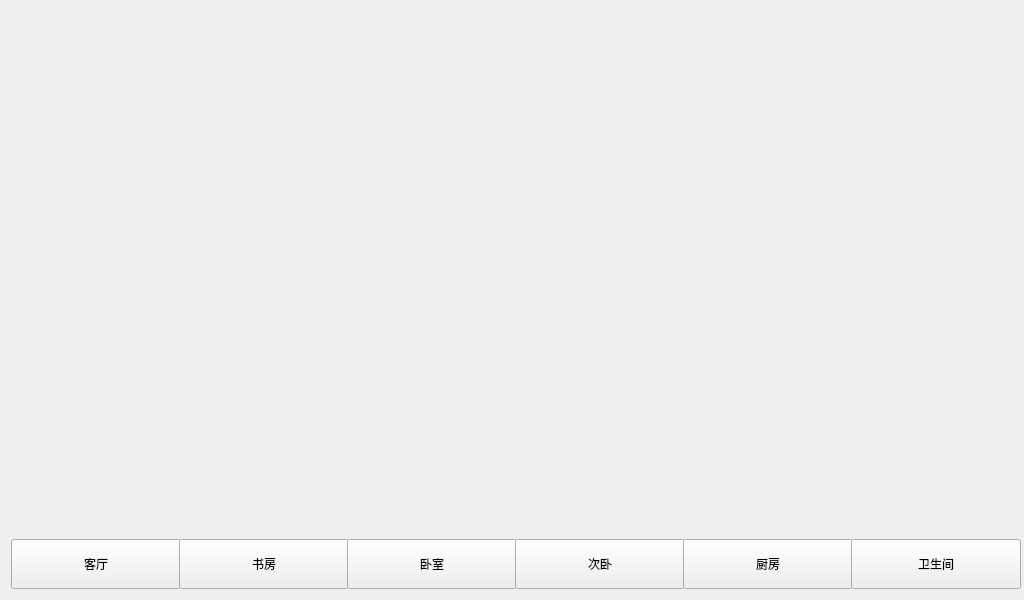
Old version of the form QtWorkSpace/Gateway/home.ui in the repository sunnyfjk/UEA_10_08.
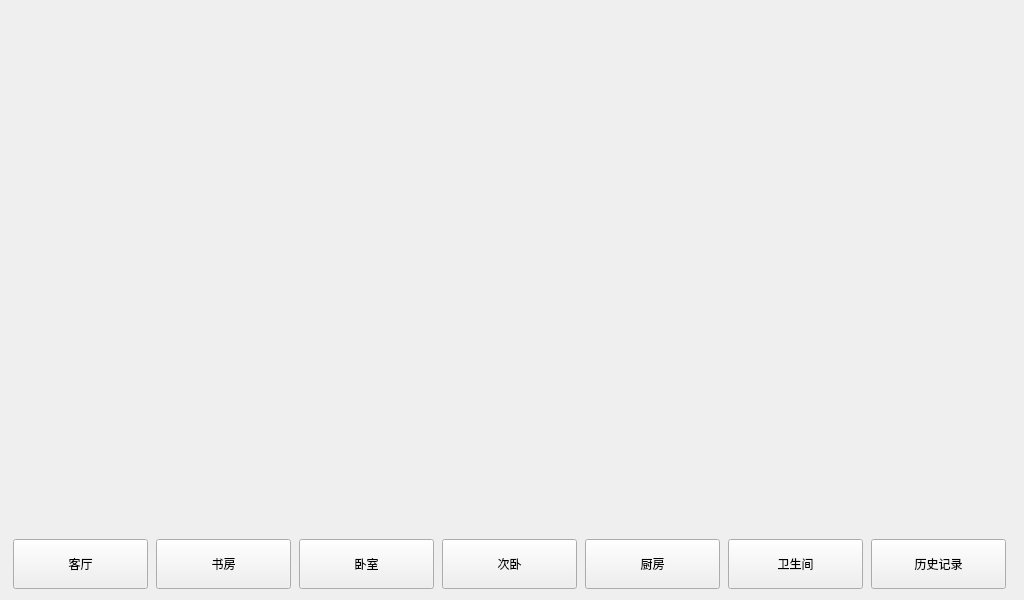
New version of the form.

What changed in the file:
```diff
--- a/QtWorkSpace/Gateway/home.ui
+++ b/QtWorkSpace/Gateway/home.ui
@@ -41,13 +41,13 @@
       <widget class="QPushButton" name="Parlour">
        <property name="minimumSize">
         <size>
-         <width>170</width>
+         <width>135</width>
          <height>50</height>
         </size>
        </property>
        <property name="maximumSize">
         <size>
-         <width>170</width>
+         <width>135</width>
          <height>16777215</height>
         </size>
        </property>
@@ -60,13 +60,13 @@
       <widget class="QPushButton" name="StudyRoom">
        <property name="minimumSize">
         <size>
-         <width>170</width>
+         <width>135</width>
          <height>50</height>
         </size>
        </property>
        <property name="maximumSize">
         <size>
-         <width>170</width>
+         <width>135</width>
          <height>16777215</height>
         </size>
        </property>
@@ -79,13 +79,13 @@
       <widget class="QPushButton" name="BedRoom">
        <property name="minimumSize">
         <size>
-         <width>170</width>
+         <width>135</width>
          <height>50</height>
         </size>
        </property>
        <property name="maximumSize">
         <size>
-         <width>170</width>
+         <width>135</width>
          <height>16777215</height>
         </size>
        </property>
@@ -98,13 +98,13 @@
       <widget class="QPushButton" name="SubalternRoom">
        <property name="minimumSize">
         <size>
-         <width>170</width>
+         <width>135</width>
          <height>50</height>
         </size>
        </property>
        <property name="maximumSize">
         <size>
-         <width>170</width>
+         <width>135</width>
          <height>16777215</height>
         </size>
        </property>
@@ -117,13 +117,13 @@
       <widget class="QPushButton" name="CookRoom">
        <property name="minimumSize">
         <size>
-         <width>170</width>
+         <width>135</width>
          <height>50</height>
         </size>
        </property>
        <property name="maximumSize">
         <size>
-         <width>170</width>
+         <width>135</width>
          <height>16777215</height>
         </size>
        </property>
@@ -136,13 +136,13 @@
       <widget class="QPushButton" name="Toilet">
        <property name="minimumSize">
         <size>
-         <width>170</width>
+         <width>135</width>
          <height>50</height>
         </size>
        </property>
        <property name="maximumSize">
         <size>
-         <width>170</width>
+         <width>135</width>
          <height>16777215</height>
         </size>
        </property>
@@ -151,6 +151,25 @@
        </property>
       </widget>
      </item>
+     <item>
+      <widget class="QPushButton" name="HistoryData">
+       <property name="minimumSize">
+        <size>
+         <width>135</width>
+         <height>50</height>
+        </size>
+       </property>
+       <property name="maximumSize">
+        <size>
+         <width>135</width>
+         <height>16777215</height>
+        </size>
+       </property>
+       <property name="text">
+        <string>历史记录</string>
+       </property>
+      </widget>
+     </item>
     </layout>
    </item>
   </layout>
```
